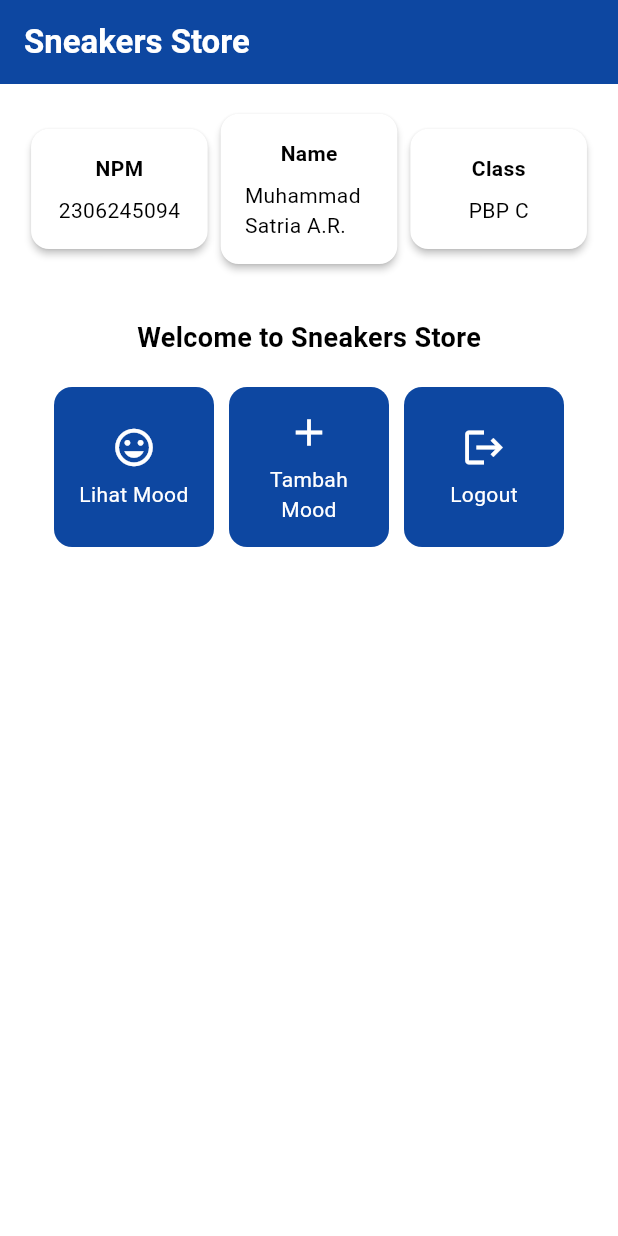
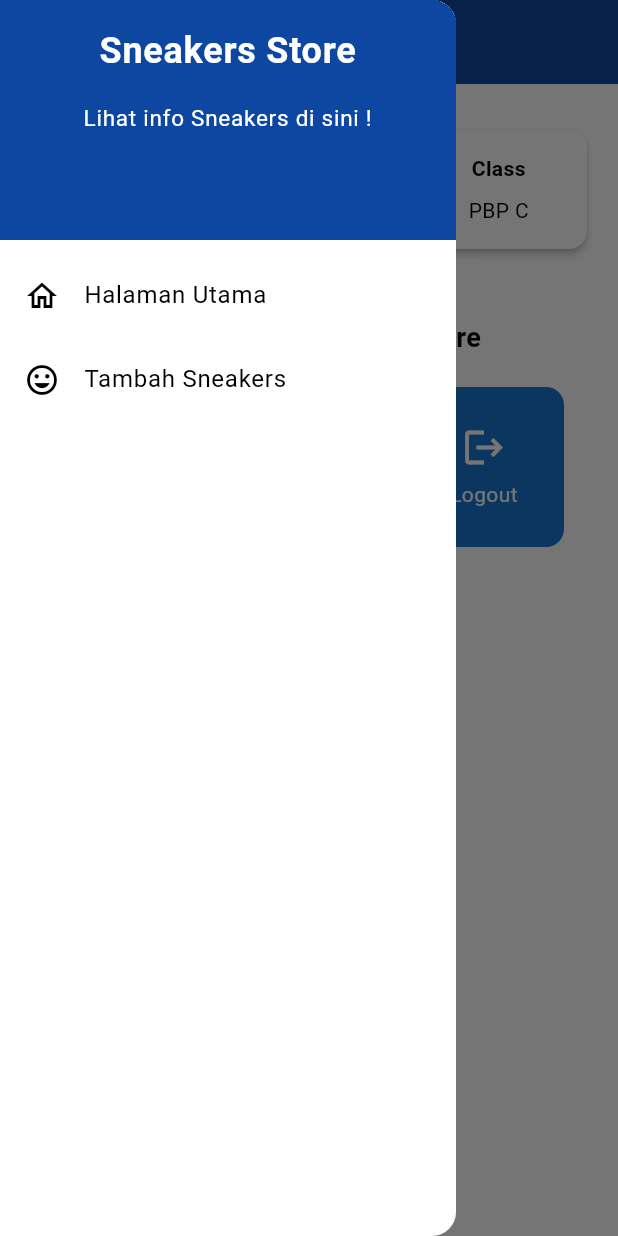
Before and after one commit to satrialeka/app-e-commerce-sneakers, a Flutter app: the screen it shows after launch, with the side drawer open (before the commit the screen has no drawer), on a phone screen of 412 x 824 dp. Run offline on Flutter 3.47's test engine with Material 3 defaults, Android fonts, the phone set to English and light mode, and no system bars.

Commit message:
tugas 8 selesai

```diff
--- a/lib/main.dart
+++ b/lib/main.dart
@@ -1,5 +1,5 @@
 import 'package:flutter/material.dart';
-import 'package:sneakers_store/menu.dart';
+import 'package:sneakers_store/screens/menu.dart';
 
 void main() {
   runApp(const MyApp());
--- a/lib/menu.dart
+++ b/lib/screens/menu.dart
@@ -1,4 +1,6 @@
 import 'package:flutter/material.dart';
+import 'package:sneakers_store/widgets/left_drawer.dart';
+import 'package:sneakers_store/screens/SneakersEntry_form.dart'; // Import halaman MoodEntryFormPage
 
 class MyHomePage extends StatelessWidget {
   MyHomePage({super.key});
@@ -7,14 +9,16 @@ class MyHomePage extends StatelessWidget {
   final String className = 'PBP C'; // Kelas
 
   final List<ItemHomepage> items = [
-    ItemHomepage("Lihat Mood", Icons.mood),
-    ItemHomepage("Tambah Mood", Icons.add),
+    ItemHomepage("Lihat Sepatu", Icons.mood),
+    ItemHomepage("Tambah Sepatu", Icons.add),
     ItemHomepage("Logout", Icons.logout),
   ];
 
   @override
   Widget build(BuildContext context) {
+    // Scaffold menyediakan struktur dasar halaman dengan AppBar dan body.
     return Scaffold(
+      // AppBar adalah bagian atas halaman yang menampilkan judul.
       appBar: AppBar(
         title: const Text(
           'Sneakers Store',
@@ -23,13 +27,20 @@ class MyHomePage extends StatelessWidget {
             fontWeight: FontWeight.bold,
           ),
         ),
+        // Warna latar belakang AppBar diambil dari skema warna tema aplikasi.
         backgroundColor: Theme.of(context).colorScheme.primary,
+        iconTheme: const IconThemeData(color: Colors.white),
       ),
+      // Masukkan drawer sebagai parameter nilai drawer dari widget Scaffold
+      drawer: const LeftDrawer(),
+      // Body halaman dengan padding di sekelilingnya.
       body: Padding(
         padding: const EdgeInsets.all(16.0),
+        // Menyusun widget secara vertikal dalam sebuah kolom.
         child: Column(
           crossAxisAlignment: CrossAxisAlignment.center,
           children: [
+            // Row untuk menampilkan 3 InfoCard secara horizontal.
             Row(
               mainAxisAlignment: MainAxisAlignment.spaceEvenly,
               children: [
@@ -39,6 +50,7 @@ class MyHomePage extends StatelessWidget {
               ],
             ),
             const SizedBox(height: 16.0),
+
             Center(
               child: Column(
                 children: [
@@ -74,8 +86,8 @@ class MyHomePage extends StatelessWidget {
 }
 
 class InfoCard extends StatelessWidget {
-  final String title;
-  final String content;
+  final String title; // Judul kartu.
+  final String content; // Isi kartu.
 
   const InfoCard({super.key, required this.title, required this.content});
 
@@ -84,7 +96,7 @@ class InfoCard extends StatelessWidget {
     return Card(
       elevation: 2.0,
       child: Container(
-        width: MediaQuery.of(context).size.width / 3.5,
+        width: MediaQuery.of(context).size.width / 3.5, // Responsive width
         padding: const EdgeInsets.all(16.0),
         child: Column(
           children: [
@@ -115,22 +127,25 @@ class ItemCard extends StatelessWidget {
 
   @override
   Widget build(BuildContext context) {
-    // Define a navy blue color.
-    final Color navyBlue = Colors.blue[900]!;
-
     return Material(
-      // Conditionally set the background color to navy blue for specific buttons.
-      color: (item.name == "Lihat Mood" || item.name == "Tambah Mood" || item.name == "Logout")
-          ? navyBlue
-          : Theme.of(context).colorScheme.secondary,
+      color: Theme.of(context).colorScheme.secondary,
       borderRadius: BorderRadius.circular(12),
       child: InkWell(
         onTap: () {
           ScaffoldMessenger.of(context)
             ..hideCurrentSnackBar()
             ..showSnackBar(
-              SnackBar(content: Text("Kamu telah menekan tombol ${item.name}!"))
+              SnackBar(content: Text("Kamu telah menekan tombol ${item.name}!")),
             );
+
+          if (item.name == "Tambah Mood") {
+            Navigator.push(
+              context,
+              MaterialPageRoute(
+                builder: (context) => const SneakersentryForm(),
+              ),
+            );
+          }
         },
         child: Container(
           padding: const EdgeInsets.all(8),
--- /dev/null
+++ b/lib/widgets/left_drawer.dart
@@ -0,0 +1,70 @@
+import 'package:flutter/material.dart';
+import 'package:sneakers_store/screens/menu.dart';
+import 'package:sneakers_store/screens/sneakersentry_form.dart';
+
+class LeftDrawer extends StatelessWidget {
+  const LeftDrawer({super.key});
+
+  @override
+  Widget build(BuildContext context) {
+    return Drawer(
+      child: ListView(
+        children: [
+          DrawerHeader(
+            decoration: BoxDecoration(
+              color: Theme.of(context).colorScheme.primary,
+            ),
+            child: const Column(
+              children: [
+                Text(
+                  'Sneakers Store',
+                  textAlign: TextAlign.center,
+                  style: TextStyle(
+                    fontSize: 24,
+                    fontWeight: FontWeight.bold,
+                    color: Colors.white,
+                  ),
+                ),
+                Padding(padding: EdgeInsets.all(8)),
+                Text(
+                  "Lihat info Sneakers di sini !",
+                  textAlign: TextAlign.center,
+                  style: TextStyle(
+                    fontSize: 15,
+                    color: Colors.white,
+                    fontWeight: FontWeight.normal,
+                  ),
+                ),
+              ],
+            ),
+          ),
+          ListTile(
+            leading: const Icon(Icons.home_outlined),
+            title: const Text('Halaman Utama'),
+            // Bagian redirection ke MyHomePage
+            onTap: () {
+              Navigator.pushReplacement(
+                context,
+                MaterialPageRoute(
+                  builder: (context) => MyHomePage(),
+                ),
+              );
+            },
+          ),
+          ListTile(
+            leading: const Icon(Icons.mood),
+            title: const Text('Tambah Sneakers'),
+            onTap: () {
+              Navigator.push(
+                context,
+                MaterialPageRoute(
+                  builder: (context) => SneakersentryForm(),
+                ),
+              );
+            },
+          ),
+        ],
+      ),
+    );
+  }
+}
```
Also changed, not shown: lib/screens/SneakersEntry_Form.dart (added, +163 -0 lines), lib/widgets/sneakers_card.dart (added, +62 -0 lines).
